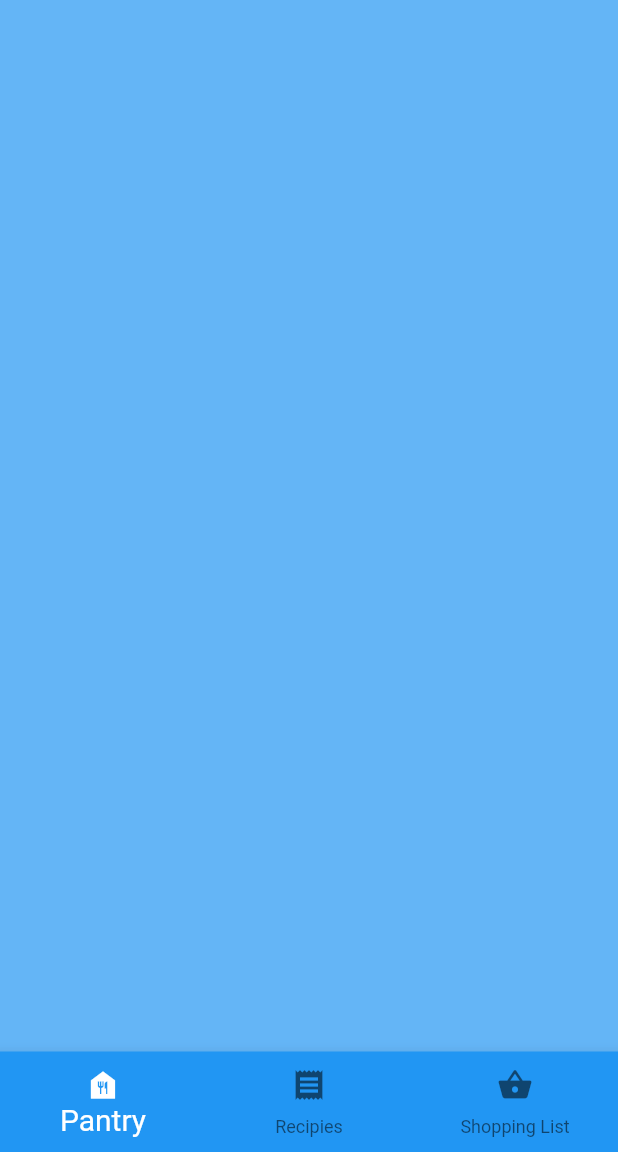
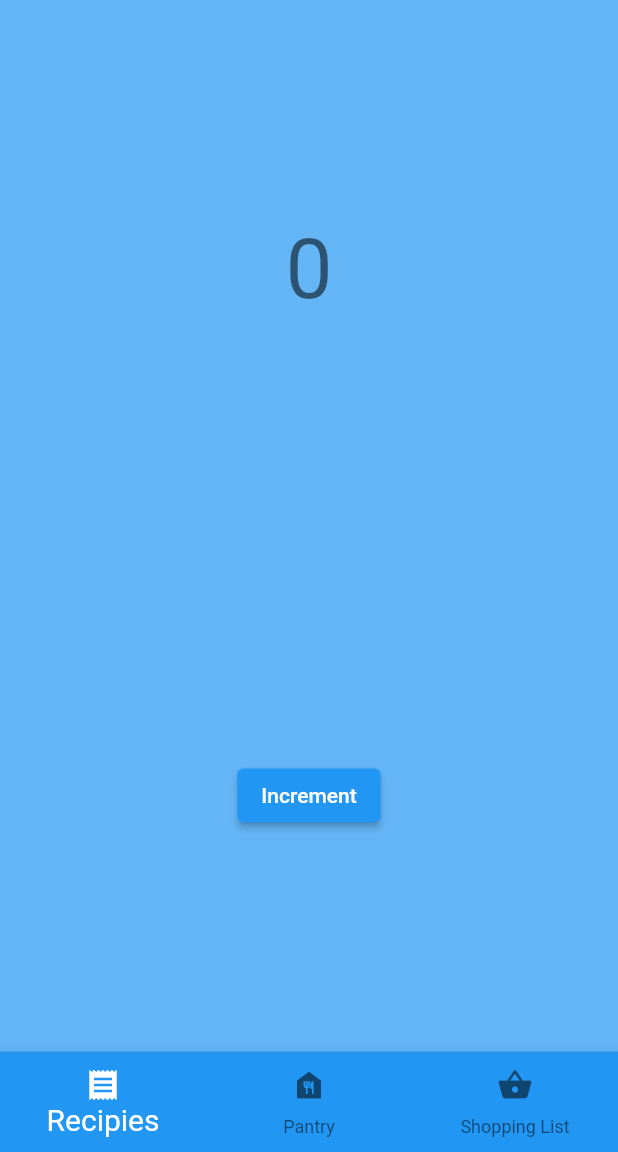
Before and after one commit to Tyler-McQueen/MagicRecipe, a Flutter app: the screen it shows once a user with an empty profile is signed in, on a phone screen of 412 x 824 dp, the part 84-1236 px from its top. Run offline on Flutter 3.47's test engine with Material 2 defaults, Android fonts, the light colour scheme and no system bars; our stand-ins replace cloud_firestore, firebase_auth, firebase_core; accounts and stored records are empty; network calls fail.

Commit message:
added ability to change pages

```diff
--- a/Test_Project/test_project/lib/screens/home/home.dart
+++ b/Test_Project/test_project/lib/screens/home/home.dart
@@ -1,12 +1,27 @@
 import 'package:flutter/src/widgets/container.dart';
 import 'package:flutter/src/widgets/framework.dart';
+import 'package:test_project/screens/pages/pantry.dart';
+import 'package:test_project/screens/pages/recipies.dart';
+import 'package:test_project/screens/pages/shopping.dart';
 import 'package:flutter/material.dart';
 import 'package:test_project/services/auth.dart';
 
-class Home extends StatelessWidget {
+class Home extends StatefulWidget {
+  @override
+  _homePageState createState() => _homePageState();
+}
 
+class _homePageState extends State<Home> {
+  int currentIndex = 0;
+  final screens = [
+    Recipies1(),
+    Pantry2(),
+    Shopping3()
+  ];
+  @override
   final AuthService _auth = AuthService();
-
+  final List<Widget> pages = [Pantry2(), Recipies1()];
+  int selectedIndex = 0;
   @override
   Widget build(BuildContext context) {
     return Scaffold(
@@ -28,19 +43,21 @@ class Home extends StatelessWidget {
           )
         ],
       ),
+      body: screens[currentIndex],
       bottomNavigationBar: BottomNavigationBar(
+        currentIndex: currentIndex,
+        onTap: (index) => setState(() => currentIndex = index),
         selectedItemColor: Colors.white,
         selectedFontSize: 20,
         backgroundColor: Colors.blue[500],
         items: const <BottomNavigationBarItem>[
           BottomNavigationBarItem(
+            icon: Icon(Icons.receipt),
+            label: 'Recipies',
+          ),
+          BottomNavigationBarItem(
             icon: Icon(Icons.food_bank),
             label: 'Pantry',
-          ),
-          BottomNavigationBarItem(
-            icon: Icon(Icons.receipt),
-            label: 'Recipies',
-
           ),
           BottomNavigationBarItem(
             icon: Icon(Icons.shopping_basket),
--- /dev/null
+++ b/Test_Project/test_project/lib/screens/pages/recipies.dart
@@ -0,0 +1,33 @@
+import 'package:flutter/material.dart';
+
+class Recipies1 extends StatefulWidget {
+  @override
+  _Recipies1State createState() => _Recipies1State();
+}
+
+class _Recipies1State extends State<Recipies1> {
+  int count = 0;
+
+  @override
+  Widget build(BuildContext context) {
+    return Column(
+      mainAxisAlignment: MainAxisAlignment.spaceAround,
+      children: [
+        Center(
+          child: Text(
+            '$count',
+            style: Theme.of(context).textTheme.headline2,
+          ),
+        ),
+        ElevatedButton(
+          onPressed: () {
+            setState(() {
+              count++;
+            });
+          },
+          child: Text('Increment'),
+        )
+      ],
+    );
+  }
+}
--- a/Test_Project/test_project/lib/services/auth.dart
+++ b/Test_Project/test_project/lib/services/auth.dart
@@ -59,8 +59,10 @@ Future registerEmailAccount(emailAddress, password) async {
       final user = <String, dynamic>{
         "email": emailAddress
       };
-      db.collection("users").add(user).then((DocumentReference doc) =>
-      print('DocumentSnapshot added with ID: ${doc.id}'));
+      final userData = credential.user;
+      print(userData?.uid);
+      db.collection("users").doc(userData?.uid).set(user);
+      //print('DocumentSnapshot added with ID: ${doc.id}');
     } on FirebaseAuthException catch (e) {
       if (e.code == 'weak-password') {
         print('The password provided is too weak.');
```
Also changed, not shown: Test_Project/test_project/lib/screens/pages/pantry.dart (added, +26 -0 lines), Test_Project/test_project/lib/screens/pages/shopping.dart (added, +33 -0 lines).
